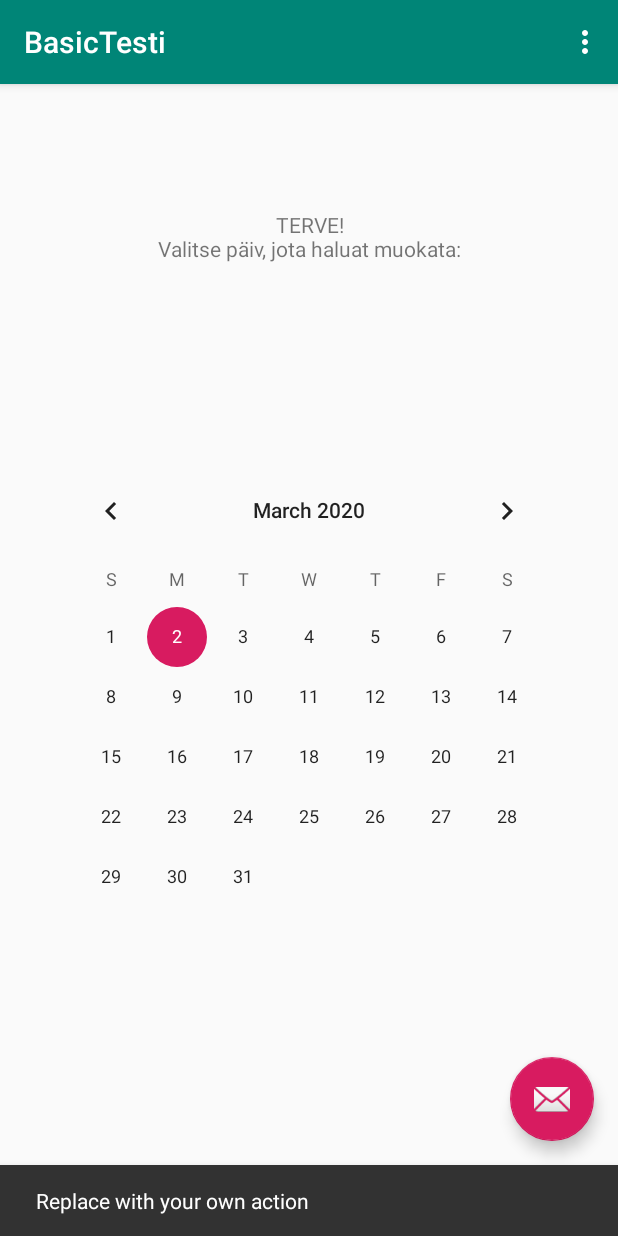
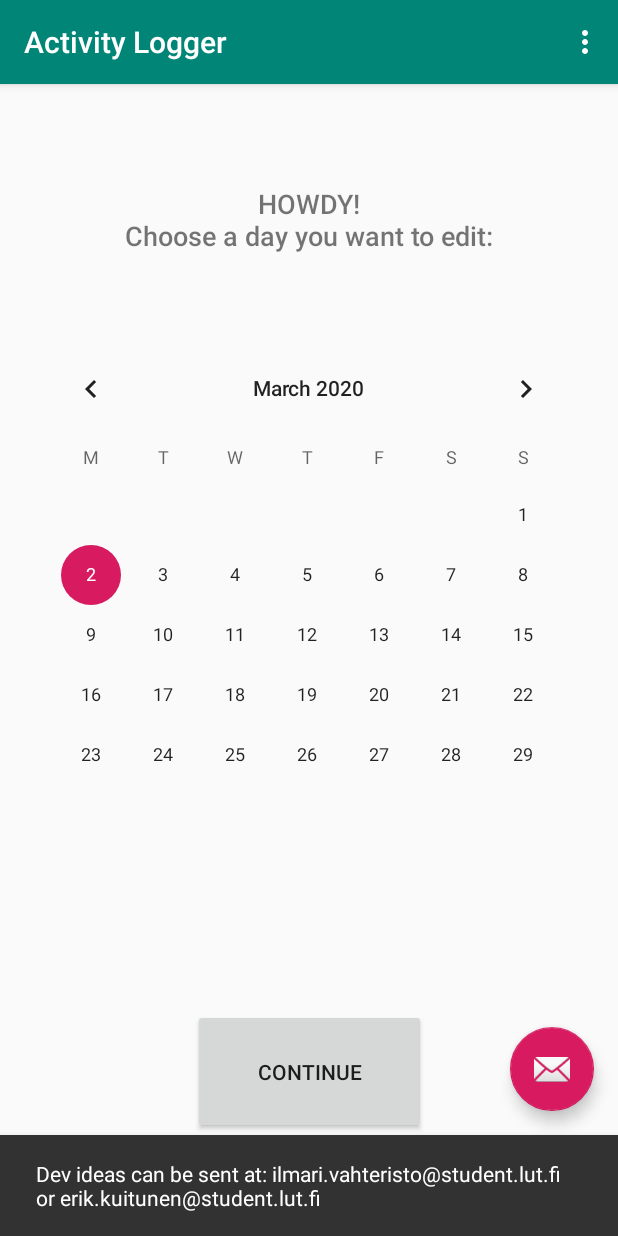
Before and after one commit to ilmari99/OlioHarkka, an Android app: the screen it shows after launch (MainActivity), after a tap on an icon or button, on a phone screen of 412 x 824 dp. Run offline under Robolectric (Android 15) with nearby library versions, the phone set to English and light mode, and no system bars.

Commit message:
Tein etusivusta miellyttävämmän näköisen

```diff
--- a/app/src/main/java/com/example/basictesti/MainActivity.java
+++ b/app/src/main/java/com/example/basictesti/MainActivity.java
@@ -25,7 +25,7 @@ public class MainActivity extends AppCompatActivity {
         fab.setOnClickListener(new View.OnClickListener() {
             @Override
             public void onClick(View view) {
-                Snackbar.make(view, "Replace with your own action", Snackbar.LENGTH_LONG)
+                Snackbar.make(view, "Dev ideas can be sent at: ilmari.vahteristo@student.lut.fi or erik.kuitunen@student.lut.fi" , Snackbar.LENGTH_LONG)
                         .setAction("Action", null).show();
             }
         });
--- a/app/src/main/res/layout/activity_main.xml
+++ b/app/src/main/res/layout/activity_main.xml
@@ -14,13 +14,16 @@
         <androidx.appcompat.widget.Toolbar
             android:id="@+id/toolbar"
             android:layout_width="match_parent"
-            android:layout_height="?attr/actionBarSize"
+            android:layout_height="match_parent"
             android:background="?attr/colorPrimary"
             app:popupTheme="@style/AppTheme.PopupOverlay" />
 
     </com.google.android.material.appbar.AppBarLayout>
 
-    <include layout="@layout/content_main" />
+    <include
+        layout="@layout/content_main"
+        android:background="#00D500F9"
+        tools:visibility="visible" />
 
     <com.google.android.material.floatingactionbutton.FloatingActionButton
         android:id="@+id/fab"
--- a/app/src/main/res/layout/content_main.xml
+++ b/app/src/main/res/layout/content_main.xml
@@ -10,35 +10,47 @@
 
     <TextView
         android:id="@+id/textView"
-        android:layout_width="wrap_content"
-        android:layout_height="wrap_content"
+        android:layout_width="300dp"
+        android:layout_height="69dp"
         android:gravity="center"
         android:text="@string/userWelcome"
+        android:textSize="18sp"
+        app:fontFamily="sans-serif-medium"
         app:layout_constraintBottom_toBottomOf="parent"
         app:layout_constraintLeft_toLeftOf="parent"
         app:layout_constraintRight_toRightOf="parent"
         app:layout_constraintTop_toTopOf="parent"
-        app:layout_constraintVertical_bias="0.115" />
+        app:layout_constraintVertical_bias="0.07999998" />
 
     <Button
         android:id="@+id/button"
-        android:layout_width="wrap_content"
-        android:layout_height="wrap_content"
-        android:text="JATKA"
+        android:layout_width="155dp"
+        android:layout_height="83dp"
+        android:layout_marginBottom="68dp"
+        android:text="@string/confirmPickedDay"
         app:layout_constraintBottom_toBottomOf="parent"
         app:layout_constraintEnd_toEndOf="parent"
-        app:layout_constraintHorizontal_bias="0.5"
         app:layout_constraintStart_toStartOf="parent" />
 
     <CalendarView
         android:id="@+id/calendarView"
-        android:layout_width="wrap_content"
-        android:layout_height="wrap_content"
+        style="@android:style/Widget.DeviceDefault.CalendarView"
+        android:layout_width="378dp"
+        android:layout_height="298dp"
+        android:layout_marginTop="44dp"
+        android:background="#00FFFFFF"
         android:clickable="true"
-        app:layout_constraintBottom_toTopOf="@+id/button"
+        android:firstDayOfWeek="2"
+        android:focusedMonthDateColor="#2979FF"
+        android:hapticFeedbackEnabled="true"
+        android:showWeekNumber="true"
+        android:weekNumberColor="#000000"
+        android:weekSeparatorLineColor="#000000"
         app:layout_constraintEnd_toEndOf="parent"
-        app:layout_constraintHorizontal_bias="0.5"
+        app:layout_constraintHorizontal_bias="0.484"
         app:layout_constraintStart_toStartOf="parent"
-        app:layout_constraintTop_toBottomOf="@+id/textView" />
+        app:layout_constraintTop_toBottomOf="@id/textView"
+        tools:visibility="visible"
+        android:focusable="true" />
 
 </androidx.constraintlayout.widget.ConstraintLayout>
--- a/app/src/main/res/values/strings.xml
+++ b/app/src/main/res/values/strings.xml
@@ -1,5 +1,7 @@
 <resources>
-    <string name="app_name">BasicTesti</string>
+    <string name="app_name">Activity Logger</string>
     <string name="action_settings">Settings</string>
-    <string name="userWelcome">TERVE!\nValitse päiv, jota haluat muokata:</string>
+    <string name="userWelcome">HOWDY!\nChoose a day you want to edit:</string>
+    <string name="confirmPickedDay">Continue</string>
+
 </resources>
--- a/build.gradle
+++ b/build.gradle
@@ -7,7 +7,7 @@ buildscript {
 
     }
     dependencies {
-        classpath 'com.android.tools.build:gradle:3.5.3'
+        classpath 'com.android.tools.build:gradle:3.6.1'
 
         // NOTE: Do not place your application dependencies here; they belong
         // in the individual module build.gradle files
```
Also changed, not shown: gradle/wrapper/gradle-wrapper.properties.
